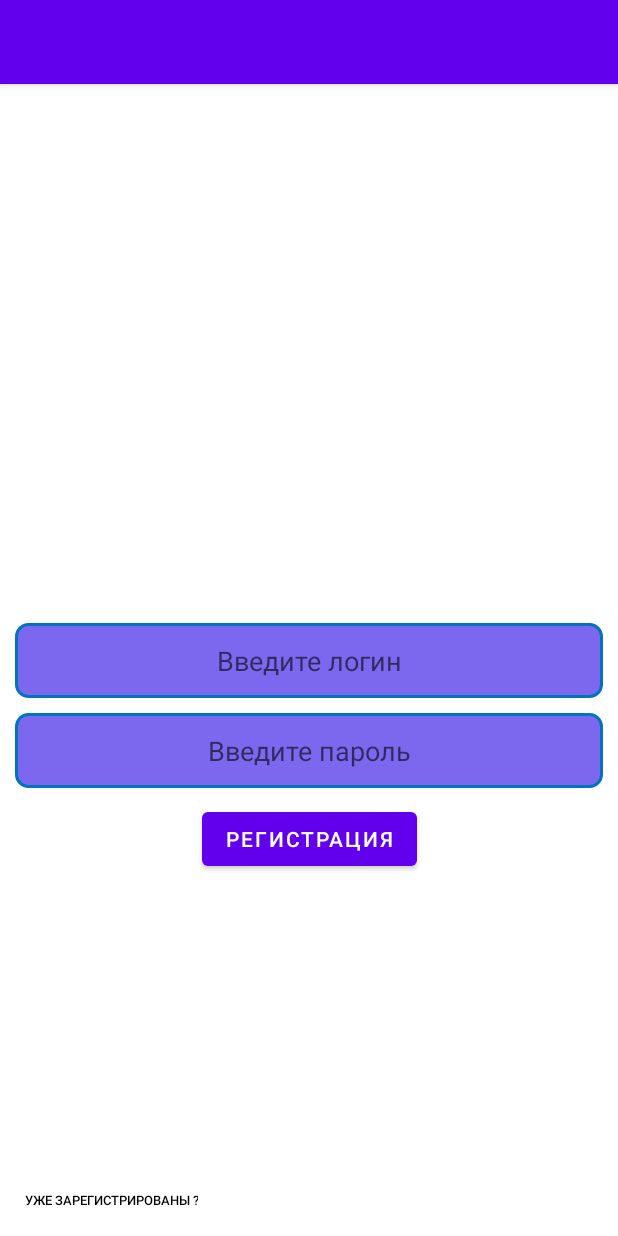
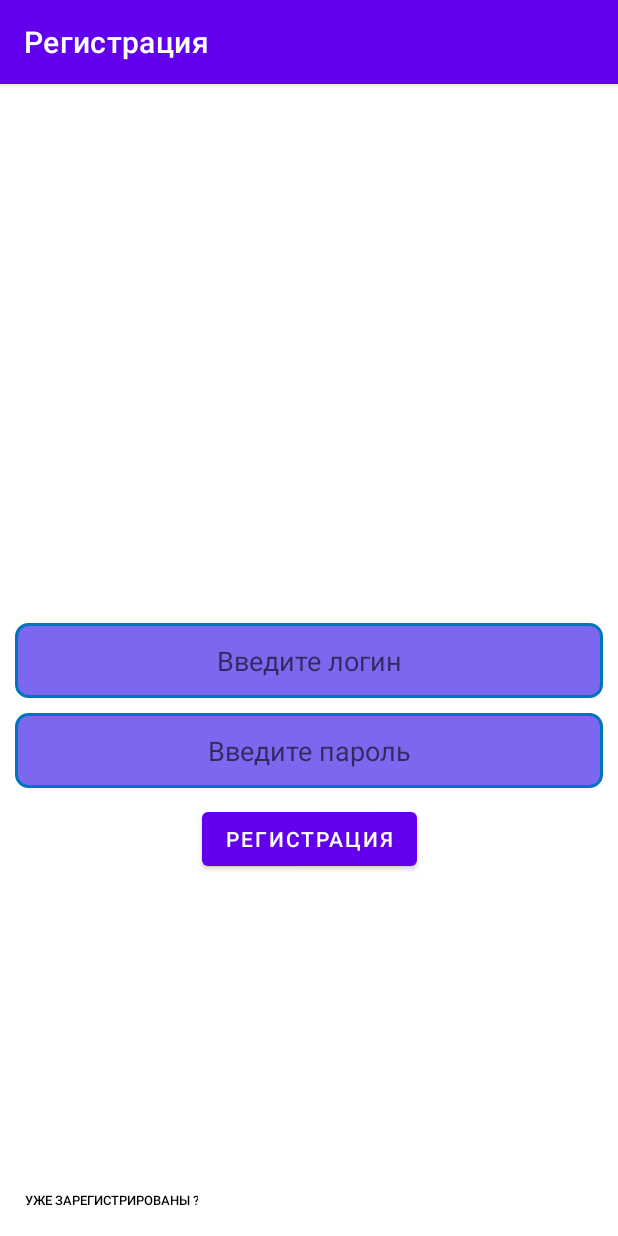
Before and after one commit to CucumerDelaine/RickAndMortiApp, an Android app: the fragment RegistrationFragment placed in its activity, on a phone screen of 412 x 824 dp. Run offline under Robolectric (Android 15) with nearby library versions, the phone set to English and light mode, and no system bars; our stand-ins replace Dagger/Hilt's generated code; libraries missing offline, so code that uses them is left out: com.github.terrakok.cicerone; 2 statements that could not run were skipped.

Commit message:
Добавил toolbar (#21)
* Добавил toolbar

* добавил appBar

* поменял разметку экранов

```diff
--- a/FilmApps/app/src/main/AndroidManifest.xml
+++ b/FilmApps/app/src/main/AndroidManifest.xml
@@ -15,8 +15,7 @@
         <activity
             android:name=".presentation.ui.MainActivity"
             android:exported="true"
-            android:label="@string/app_name"
-            android:theme="@style/Theme.FilmApps.NoActionBar" >
+            android:theme="@style/Theme.FilmApps" >
             <intent-filter>
                 <action android:name="android.intent.action.MAIN" />
 
--- a/FilmApps/app/src/main/java/com/example/filmapps/feature/regAndAuth/authorization/presentation/ui/AuthorizationFragment.kt
+++ b/FilmApps/app/src/main/java/com/example/filmapps/feature/regAndAuth/authorization/presentation/ui/AuthorizationFragment.kt
@@ -1,6 +1,6 @@
 package com.example.filmapps.feature.regAndAuth.authorization.presentation.ui
 
-import android.app.ProgressDialog.show
+import android.content.Context
 import android.os.Bundle
 import android.view.LayoutInflater
 import android.view.View
--- a/FilmApps/app/src/main/java/com/example/filmapps/presentation/model/CharacterDetailsUIModel.kt
+++ b/FilmApps/app/src/main/java/com/example/filmapps/presentation/model/CharacterDetailsUIModel.kt
@@ -7,5 +7,6 @@ data class CharacterDetailsUIModel(
     var gender: String?,
     var origin: String?,
     var location: String?,
-    var image: String?
+    var image: String?,
+    var titleName: String?
 )
--- a/FilmApps/app/src/main/java/com/example/filmapps/presentation/ui/DetailsFragment.kt
+++ b/FilmApps/app/src/main/java/com/example/filmapps/presentation/ui/DetailsFragment.kt
@@ -61,6 +61,7 @@ class DetailsFragment : Fragment() {
                         binding.textLocation.text = it.value?.location
                         binding.textLocation.visibility = TextView.VISIBLE
                         binding.backToCharList.visibility = Button.VISIBLE
+                        binding.toolbarDetails.title = it.value?.titleName
                         binding.progressBarCharacterDetails.visibility = ProgressBar.INVISIBLE
                     }
                     is CharacterDetailsResult.Error -> Toast.makeText(
--- a/FilmApps/app/src/main/java/com/example/filmapps/presentation/ui/ResultCharacterResponseModelImpl.kt
+++ b/FilmApps/app/src/main/java/com/example/filmapps/presentation/ui/ResultCharacterResponseModelImpl.kt
@@ -16,6 +16,7 @@ class ResultCharacterResponseModelImpl @Inject constructor(
         "${context.getString(R.string.gender)} ${values?.gender}",
         "${context.getString(R.string.origin)} ${values?.origin}",
         "${context.getString(R.string.location)} ${values?.location}",
-        values?.image
+        values?.image,
+        values?.name
     )
 }
--- a/FilmApps/app/src/main/res/layout/activity_main.xml
+++ b/FilmApps/app/src/main/res/layout/activity_main.xml
@@ -6,25 +6,10 @@
     android:layout_height="match_parent"
     tools:context=".presentation.ui.MainActivity">
 
-    <com.google.android.material.appbar.AppBarLayout
-        android:layout_width="match_parent"
-        android:layout_height="wrap_content"
-        android:theme="@style/Theme.FilmApps.AppBarOverlay">
-
-        <androidx.appcompat.widget.Toolbar
-            android:id="@+id/toolbar"
-            android:layout_width="match_parent"
-            android:layout_height="?attr/actionBarSize"
-            android:background="?attr/colorPrimary"
-            app:popupTheme="@style/Theme.FilmApps.PopupOverlay" />
-
-    </com.google.android.material.appbar.AppBarLayout>
-
     <androidx.fragment.app.FragmentContainerView
         android:id="@+id/layoutCont"
         android:layout_width="match_parent"
         android:layout_height="match_parent"
         app:layout_behavior="com.google.android.material.appbar.AppBarLayout$ScrollingViewBehavior" />
 
-
 </androidx.coordinatorlayout.widget.CoordinatorLayout>
--- a/FilmApps/app/src/main/res/layout/fragment_registration.xml
+++ b/FilmApps/app/src/main/res/layout/fragment_registration.xml
@@ -1,11 +1,14 @@
 <?xml version="1.0" encoding="utf-8"?>
-<androidx.constraintlayout.widget.ConstraintLayout xmlns:android="http://schemas.android.com/apk/res/android"
+<androidx.coordinatorlayout.widget.CoordinatorLayout xmlns:android="http://schemas.android.com/apk/res/android"
 xmlns:app="http://schemas.android.com/apk/res-auto"
 xmlns:tools="http://schemas.android.com/tools"
 android:layout_width="match_parent"
 android:layout_height="match_parent"
 tools:context=".feature.regAndAuth.registrations.presentation.ui.RegistrationFragment">
-
+    <androidx.constraintlayout.widget.ConstraintLayout
+        android:layout_width="match_parent"
+        android:layout_height="match_parent"
+        app:layout_behavior="com.google.android.material.appbar.AppBarLayout$ScrollingViewBehavior">
         <EditText
             android:id="@+id/editTextPassReg"
             android:layout_width="match_parent"
@@ -30,9 +33,8 @@
             android:hint="@string/login"
             android:inputType="textPersonName"
             app:layout_constraintBottom_toBottomOf="parent"
-        app:layout_constraintEnd_toEndOf="parent"
-        app:layout_constraintStart_toStartOf="parent"
-        app:layout_constraintTop_toTopOf="parent" />
+            app:layout_constraintTop_toTopOf="parent"
+            tools:layout_editor_absoluteX="10dp" />
 
         <Button
             android:id="@+id/buttonReg"
@@ -54,5 +56,21 @@
             android:textSize="4pt"
             app:layout_constraintBottom_toBottomOf="parent"
             app:layout_constraintStart_toStartOf="parent" />
+    </androidx.constraintlayout.widget.ConstraintLayout>
 
-</androidx.constraintlayout.widget.ConstraintLayout>
+    <com.google.android.material.appbar.AppBarLayout
+        android:id="@+id/appBarReg"
+        android:layout_width="match_parent"
+        android:layout_height="wrap_content"
+        android:theme="@style/Theme.FilmApps.AppBarOverlay"
+        app:layout_constraintTop_toTopOf="parent">
+
+        <androidx.appcompat.widget.Toolbar
+            android:id="@+id/toolbarReg"
+            android:layout_width="match_parent"
+            android:layout_height="?attr/actionBarSize"
+            app:title="@string/Registration"
+            android:background="?attr/colorPrimary"
+            app:popupTheme="@style/Theme.FilmApps.PopupOverlay" />
+    </com.google.android.material.appbar.AppBarLayout>
+</androidx.coordinatorlayout.widget.CoordinatorLayout>
--- a/FilmApps/app/src/main/res/values-night/themes.xml
+++ b/FilmApps/app/src/main/res/values-night/themes.xml
@@ -1,6 +1,6 @@
 <resources xmlns:tools="http://schemas.android.com/tools">
     <!-- Base application theme. -->
-    <style name="Theme.FilmApps" parent="Theme.MaterialComponents.DayNight.DarkActionBar">
+    <style name="Theme.FilmApps" parent="Theme.MaterialComponents.DayNight.NoActionBar">
         <!-- Primary brand color. -->
         <item name="colorPrimary">@color/purple_200</item>
         <item name="colorPrimaryVariant">@color/purple_700</item>
--- a/FilmApps/app/src/main/res/values/strings.xml
+++ b/FilmApps/app/src/main/res/values/strings.xml
@@ -1,5 +1,5 @@
 <resources>
-    <string name="app_name">FilmApps</string>
+    <string name="app_name">Rick and Morti</string>
     <string name="action_settings">Settings</string>
     <!-- Strings used for fragments for navigation -->
     <string name="first_fragment_label">First Fragment</string>
@@ -26,5 +26,6 @@
     <string name="origin">Место рождения - </string>
     <string name="location">Местонахождение - </string>
     <string name="backToList">Назад</string>
+    <string name="characterList">Персонажи "Рик и Морти" </string>
 
 </resources>
--- a/FilmApps/app/src/main/res/values/themes.xml
+++ b/FilmApps/app/src/main/res/values/themes.xml
@@ -1,6 +1,6 @@
 <resources xmlns:tools="http://schemas.android.com/tools">
     <!-- Base application theme. -->
-    <style name="Theme.FilmApps" parent="Theme.MaterialComponents.DayNight.DarkActionBar">
+    <style name="Theme.FilmApps" parent="Theme.MaterialComponents.DayNight.NoActionBar">
         <!-- Primary brand color. -->
         <item name="colorPrimary">@color/purple_500</item>
         <item name="colorPrimaryVariant">@color/purple_700</item>
@@ -13,12 +13,6 @@
         <item name="android:statusBarColor" tools:targetApi="l">?attr/colorPrimaryVariant</item>
         <!-- Customize your theme here. -->
     </style>
-
-    <style name="Theme.FilmApps.NoActionBar">
-        <item name="windowActionBar">false</item>
-        <item name="windowNoTitle">true</item>
-    </style>
-
     <style name="Theme.FilmApps.AppBarOverlay" parent="ThemeOverlay.AppCompat.Dark.ActionBar" />
 
     <style name="Theme.FilmApps.PopupOverlay" parent="ThemeOverlay.AppCompat.Light" />
```
Also changed, not shown: FilmApps/app/src/main/res/layout/fragment_auth.xml (+22 -7 lines), FilmApps/app/src/main/res/layout/fragment_character_list_list.xml (+28 -5 lines), FilmApps/app/src/main/res/layout/fragment_details.xml (+29 -10 lines), 1 other file. Lines whose indentation alone changed are shown as unchanged.
